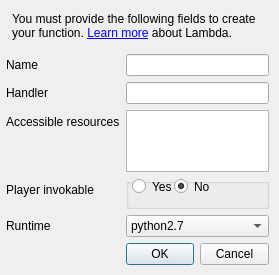
Old version of the form dev/Code/Sandbox/Plugins/MaglevControlPanel/UI/AddLambdaFunction.ui in the repository aws/lumberyard.
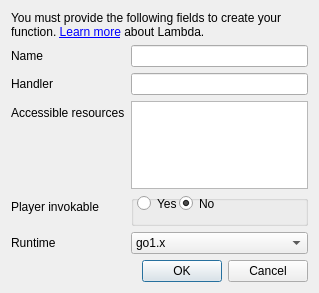
New version of the form.

The edit to the form file:
```diff
--- a/dev/Code/Sandbox/Plugins/MaglevControlPanel/UI/AddLambdaFunction.ui
+++ b/dev/Code/Sandbox/Plugins/MaglevControlPanel/UI/AddLambdaFunction.ui
@@ -6,8 +6,8 @@
    <rect>
     <x>0</x>
     <y>0</y>
-    <width>279</width>
-    <height>275</height>
+    <width>319</width>
+    <height>293</height>
    </rect>
   </property>
   <property name="minimumSize">
@@ -22,15 +22,9 @@
   <property name="styleSheet">
    <string notr="true"/>
   </property>
+  <layout class="QGridLayout" name="gridLayout">
+   <item row="0" column="0">
   <widget class="QLabel" name="label">
-   <property name="geometry">
-    <rect>
-     <x>12</x>
-     <y>6</y>
-     <width>247</width>
-     <height>41</height>
-    </rect>
-   </property>
    <property name="lineWidth">
     <number>4</number>
    </property>
@@ -41,15 +35,8 @@
     <bool>true</bool>
    </property>
   </widget>
-  <widget class="QWidget" name="formLayoutWidget">
-   <property name="geometry">
-    <rect>
-     <x>6</x>
-     <y>54</y>
-     <width>263</width>
-     <height>211</height>
-    </rect>
-   </property>
+   </item>
+   <item row="1" column="0">
    <layout class="QFormLayout" name="formLayout">
     <property name="fieldGrowthPolicy">
      <enum>QFormLayout::AllNonFixedFieldsGrow</enum>
@@ -119,7 +106,7 @@
      <widget class="QComboBox" name="runtime">
       <item>
        <property name="text">
-        <string>python2.7</string>
+         <string>go1.x</string>
        </property>
       </item>
       <item>
@@ -192,7 +179,8 @@
      </widget>
     </item>
    </layout>
-  </widget>
+   </item>
+  </layout>
  </widget>
  <resources/>
  <connections>
```
Left out of the diff: 24 changed lines with no effect on the pictures. Lines whose indentation alone changed are shown as unchanged.
